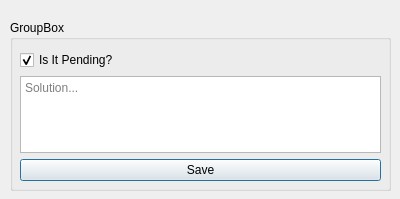
First picture: the form in ticket.ui, repository Rahul-Mac/hsm, before the edit.
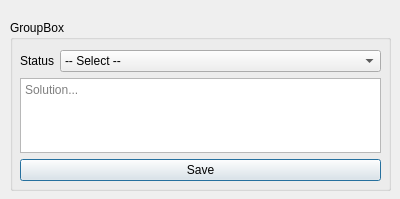
Second picture: the form after the edit.

Commit message:
v0.5.1 - Added Status Field
The 'IsActive' field for complaints has been replaced by 'Status'.
'Status' field will have one of the three values: 'Pending', 'Completed', or 'Sent Out For Repair'
'Assigned To' Label for Logs is changed to 'Spoken To'.

Patch:
```diff
--- a/ticket.ui
+++ b/ticket.ui
@@ -38,17 +38,7 @@
      </rect>
     </property>
     <layout class="QFormLayout" name="formLayout">
-     <item row="0" column="0">
-      <widget class="QCheckBox" name="pending">
-       <property name="text">
-        <string>Is It Pending?</string>
-       </property>
-       <property name="checked">
-        <bool>true</bool>
-       </property>
-      </widget>
-     </item>
-     <item row="2" column="0" colspan="2">
+     <item row="1" column="0" colspan="2">
       <widget class="QPlainTextEdit" name="solution">
        <property name="sizeAdjustPolicy">
         <enum>QAbstractScrollArea::AdjustToContents</enum>
@@ -65,6 +55,37 @@
        </property>
       </widget>
      </item>
+     <item row="0" column="0">
+      <widget class="QLabel" name="label">
+       <property name="text">
+        <string>Status</string>
+       </property>
+      </widget>
+     </item>
+     <item row="0" column="1">
+      <widget class="QComboBox" name="status">
+       <item>
+        <property name="text">
+         <string>-- Select --</string>
+        </property>
+       </item>
+       <item>
+        <property name="text">
+         <string>Pending</string>
+        </property>
+       </item>
+       <item>
+        <property name="text">
+         <string>Completed</string>
+        </property>
+       </item>
+       <item>
+        <property name="text">
+         <string>Sent Out For Repair</string>
+        </property>
+       </item>
+      </widget>
+     </item>
     </layout>
    </widget>
   </widget>
```
Left out of the diff: 2 changed lines with no effect on the pictures. The commit also changes 12 other files.
